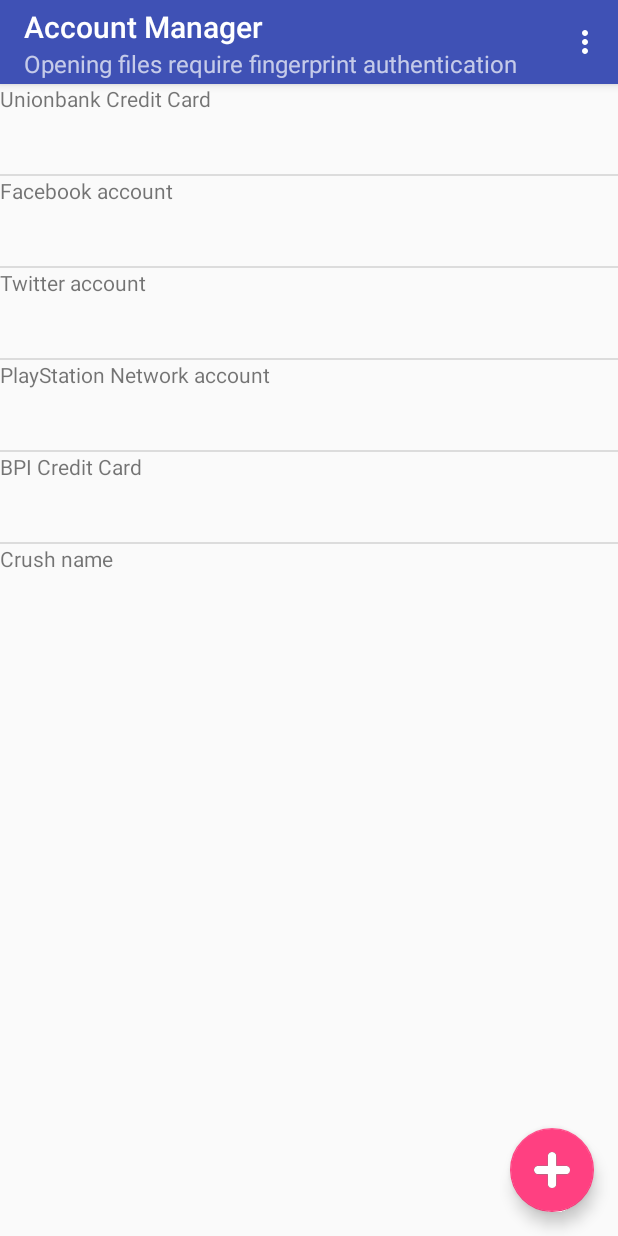
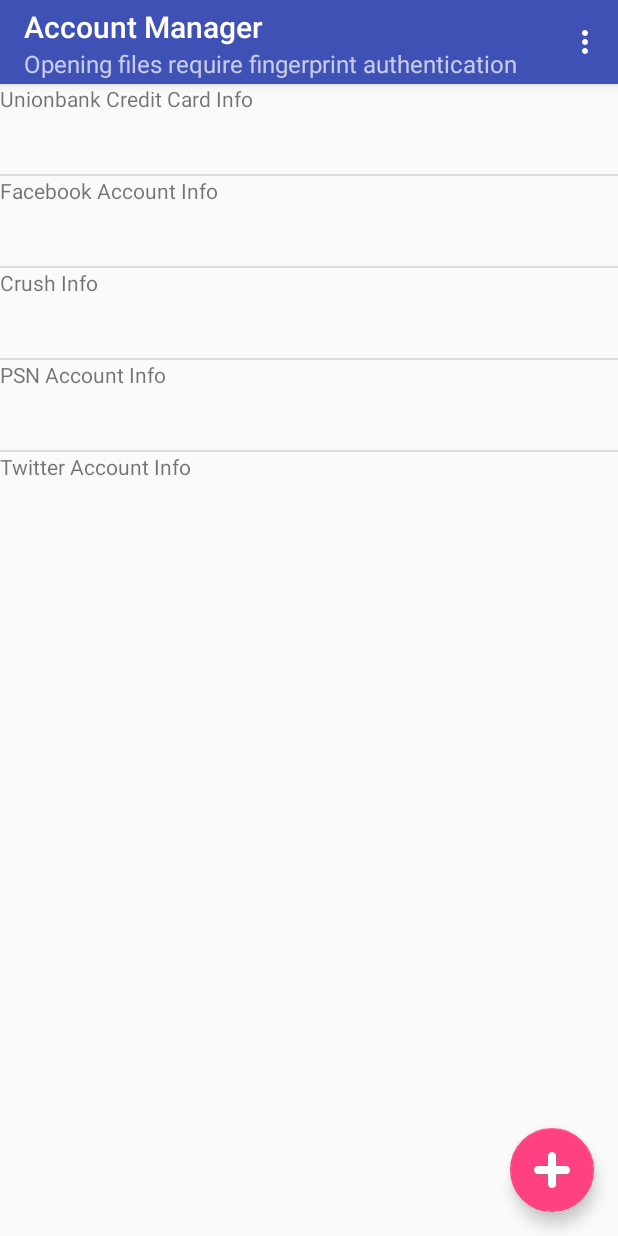
Before and after one commit to DaleJulian/FingerprintAuthy, an Android app: the screen it shows after launch (MainActivity), on a phone screen of 412 x 824 dp. Run offline under Robolectric (Android 15) with nearby library versions, the phone set to English and light mode, and no system bars; our stand-ins replace ButterKnife.

Commit message:
display sensitive info

```diff
--- a/FingerprintAuthy/app/src/main/AndroidManifest.xml
+++ b/FingerprintAuthy/app/src/main/AndroidManifest.xml
@@ -12,6 +12,7 @@
         <activity
             android:name=".MainActivity"
             android:label="@string/account_manager"
+            android:launchMode="singleTop"
             android:theme="@style/AppTheme.NoActionBar">
             <intent-filter>
                 <action android:name="android.intent.action.MAIN" />
@@ -19,6 +20,9 @@
                 <category android:name="android.intent.category.LAUNCHER" />
             </intent-filter>
         </activity>
+        <activity
+            android:name=".SensitiveInfoContentActivity"
+            android:launchMode="singleInstance"/>
     </application>
 
 </manifest>
--- a/FingerprintAuthy/app/src/main/java/klab/dale/fingerprintauthy/fragments/FingerprintDialog.java
+++ b/FingerprintAuthy/app/src/main/java/klab/dale/fingerprintauthy/fragments/FingerprintDialog.java
@@ -30,7 +30,7 @@ public class FingerprintDialog extends DialogFragment implements FingerprintHand
 
     private TextView triesLeftVal;
 
-    SensitiveInfo sensitiveInfo;
+    private SensitiveInfo sensitiveInfo;
 
     private ImageView mFingerprintIcon;
 
--- /dev/null
+++ b/FingerprintAuthy/app/src/main/java/klab/dale/fingerprintauthy/fragments/SensitiveInfoContainer.java
@@ -0,0 +1,50 @@
+package klab.dale.fingerprintauthy.fragments;
+
+import java.util.ArrayList;
+import java.util.List;
+
+import klab.dale.fingerprintauthy.models.CreditCardInfo;
+import klab.dale.fingerprintauthy.models.LoginCredentialsInfo;
+import klab.dale.fingerprintauthy.models.SensitiveInfo;
+import klab.dale.fingerprintauthy.models.TextInfo;
+
+/**
+ * Created by Johndale Alfred Julian on 5/24/2016.
+ */
+public class SensitiveInfoContainer {
+
+    private List<SensitiveInfo> sensitiveInfos;
+
+    public SensitiveInfoContainer() {
+        //samples only
+        CreditCardInfo unionBankCreditCard = new CreditCardInfo("Unionbank Credit Card Info");
+        unionBankCreditCard.setCreditCardNumber("1111 2222 3333 4444");
+        unionBankCreditCard.setSecurityNumber(420);
+
+        LoginCredentialsInfo mFacebookAccountInfo = new LoginCredentialsInfo("Facebook Account Info");
+        mFacebookAccountInfo.setUserName("johndalealfred");
+        mFacebookAccountInfo.setPassword("lodsforever");
+
+        TextInfo mCrushInfo = new TextInfo("Crush Info");
+        mCrushInfo.setPrivateText("Loyal to gf");
+
+        LoginCredentialsInfo mPlayStationNetworkInfo = new LoginCredentialsInfo("PSN Account Info");
+        mPlayStationNetworkInfo.setUserName("johndalealfred@gmail.com");
+        mPlayStationNetworkInfo.setPassword("lodsforever");
+
+        LoginCredentialsInfo mTwitterAccountInfo = new LoginCredentialsInfo("Twitter Account Info");
+        mTwitterAccountInfo.setUserName("johndalealfred");
+        mTwitterAccountInfo.setPassword("lodsforever");
+
+        sensitiveInfos = new ArrayList<SensitiveInfo>();
+        sensitiveInfos.add(unionBankCreditCard);
+        sensitiveInfos.add(mFacebookAccountInfo);
+        sensitiveInfos.add(mCrushInfo);
+        sensitiveInfos.add(mPlayStationNetworkInfo);
+        sensitiveInfos.add(mTwitterAccountInfo);
+    }
+
+    public List<SensitiveInfo> getSensitiveInfos() {
+        return sensitiveInfos;
+    }
+}
--- a/FingerprintAuthy/app/src/main/java/klab/dale/fingerprintauthy/fragments/SensitiveInfoListFragment.java
+++ b/FingerprintAuthy/app/src/main/java/klab/dale/fingerprintauthy/fragments/SensitiveInfoListFragment.java
@@ -1,5 +1,6 @@
 package klab.dale.fingerprintauthy.fragments;
 
+import android.content.Intent;
 import android.os.Bundle;
 import android.support.v4.app.Fragment;
 import android.util.Log;
@@ -9,26 +10,29 @@ import android.view.ViewGroup;
 import android.widget.AdapterView;
 import android.widget.ListView;
 
+import java.util.List;
+
 import klab.dale.fingerprintauthy.R;
 import klab.dale.fingerprintauthy.adapters.SensitiveInfoAdapter;
+import klab.dale.fingerprintauthy.models.CreditCardInfo;
 import klab.dale.fingerprintauthy.models.SensitiveInfo;
 
 public class SensitiveInfoListFragment extends Fragment implements AdapterView.OnItemClickListener {
 
     private ListView mSensitiveInfoList;
     private SensitiveInfoAdapter mSensitiveInfoAdapter;
+    private SensitiveInfoContainer sensitiveInfoContainer = new SensitiveInfoContainer();
+
 
     private void setupSensitiveInfoList(View view) {
         mSensitiveInfoList = (ListView) view.findViewById(R.id.dataListView);
         mSensitiveInfoAdapter = new SensitiveInfoAdapter(getActivity(), mClickListener);
         mSensitiveInfoList.setAdapter(mSensitiveInfoAdapter);
 
-        mSensitiveInfoAdapter.addSensitiveInfo(new SensitiveInfo("Unionbank Credit Card"));
-        mSensitiveInfoAdapter.addSensitiveInfo(new SensitiveInfo("Facebook account"));
-        mSensitiveInfoAdapter.addSensitiveInfo(new SensitiveInfo("Twitter account"));
-        mSensitiveInfoAdapter.addSensitiveInfo(new SensitiveInfo("PlayStation Network account"));
-        mSensitiveInfoAdapter.addSensitiveInfo(new SensitiveInfo("BPI Credit Card"));
-        mSensitiveInfoAdapter.addSensitiveInfo(new SensitiveInfo("Crush name"));
+        List<SensitiveInfo> sensitiveInfos = sensitiveInfoContainer.getSensitiveInfos();
+        for (SensitiveInfo si : sensitiveInfos) {
+            mSensitiveInfoAdapter.addSensitiveInfo(si);
+        }
     }
 
     private View.OnClickListener mClickListener = new View.OnClickListener() {
@@ -70,12 +74,12 @@ public class SensitiveInfoListFragment extends Fragment implements AdapterView.O
 
     @Override
     public void onDetach() {
+        super.onDetach();
     }
 
     @Override
     public void onItemClick(AdapterView<?> parent, View view, int position, long id) {
         SensitiveInfo sensitiveInfo = (SensitiveInfo) view.getTag(R.id.TAG_SENSITIVE_INFO_ENTRY);
-        Log.i("Dale", sensitiveInfo.getName());
 
         showFingerprintDialogFragment(sensitiveInfo);
     }
--- a/FingerprintAuthy/app/src/main/java/klab/dale/fingerprintauthy/models/CreditCardInfo.java
+++ b/FingerprintAuthy/app/src/main/java/klab/dale/fingerprintauthy/models/CreditCardInfo.java
@@ -3,8 +3,31 @@ package klab.dale.fingerprintauthy.models;
 /**
  * Created by John Dale Julian on 3/29/2016.
  */
-public class CreditCardInfo  extends SensitiveInfo {
+public class CreditCardInfo extends SensitiveInfo {
+    private static final long serialVersionUID = -8217084019025070106L;
+
+    private String mCreditCardNumber;
+
+    private int mSecurityNumber;
+
     public CreditCardInfo(String name) {
         super(name);
     }
+
+    public String getCreditCardNumber() {
+        return mCreditCardNumber;
+    }
+
+    public int getSecurityNumber() {
+        return mSecurityNumber;
+    }
+
+
+    public void setCreditCardNumber(String creditCardNumber) {
+        this.mCreditCardNumber = creditCardNumber;
+    }
+
+    public void setSecurityNumber(int securityNumber) {
+        this.mSecurityNumber = securityNumber;
+    }
 }
--- a/FingerprintAuthy/app/src/main/java/klab/dale/fingerprintauthy/models/LoginCredentialsInfo.java
+++ b/FingerprintAuthy/app/src/main/java/klab/dale/fingerprintauthy/models/LoginCredentialsInfo.java
@@ -6,7 +6,27 @@ package klab.dale.fingerprintauthy.models;
 public class LoginCredentialsInfo extends SensitiveInfo {
     private static final long serialVersionUID = 3288369282339712648L;
 
+    private String mUserName;
+
+    private String mPassword;
+
     public LoginCredentialsInfo(String name) {
         super(name);
     }
+
+    public String getPassword() {
+        return mPassword;
+    }
+
+    public void setPassword(String mPassword) {
+        this.mPassword = mPassword;
+    }
+
+    public String getUserName() {
+        return mUserName;
+    }
+
+    public void setUserName(String mUserName) {
+        this.mUserName = mUserName;
+    }
 }
--- a/FingerprintAuthy/app/src/main/java/klab/dale/fingerprintauthy/models/SecurityManager.java
+++ b/FingerprintAuthy/app/src/main/java/klab/dale/fingerprintauthy/models/SecurityManager.java
@@ -10,7 +10,6 @@ import android.security.keystore.KeyGenParameterSpec;
 import android.security.keystore.KeyPermanentlyInvalidatedException;
 import android.security.keystore.KeyProperties;
 import android.support.v4.app.ActivityCompat;
-import android.util.Log;
 import android.widget.Toast;
 
 import java.io.IOException;
--- a/FingerprintAuthy/app/src/main/java/klab/dale/fingerprintauthy/models/TextInfo.java
+++ b/FingerprintAuthy/app/src/main/java/klab/dale/fingerprintauthy/models/TextInfo.java
@@ -4,7 +4,19 @@ package klab.dale.fingerprintauthy.models;
  * Created by John Dale Julian on 3/29/2016.
  */
 public class TextInfo extends SensitiveInfo {
+    private static final long serialVersionUID = -1199118214536225964L;
+
+    private String mPrivateText;
+
     public TextInfo(String name) {
         super(name);
     }
+
+    public String getPrivateText() {
+        return mPrivateText;
+    }
+
+    public void setPrivateText(String mPrivateText) {
+        this.mPrivateText = mPrivateText;
+    }
 }
```
Also changed, not shown: FingerprintAuthy/app/src/main/java/klab/dale/fingerprintauthy/SensitiveInfoContentActivity.java (added, +49 -0 lines), FingerprintAuthy/app/src/main/java/klab/dale/fingerprintauthy/fragments/FingerprintAuthSuccess.java (+19 -1 lines), FingerprintAuthy/app/src/main/res/layout/activity_content_info.xml (added, +21 -0 lines).
